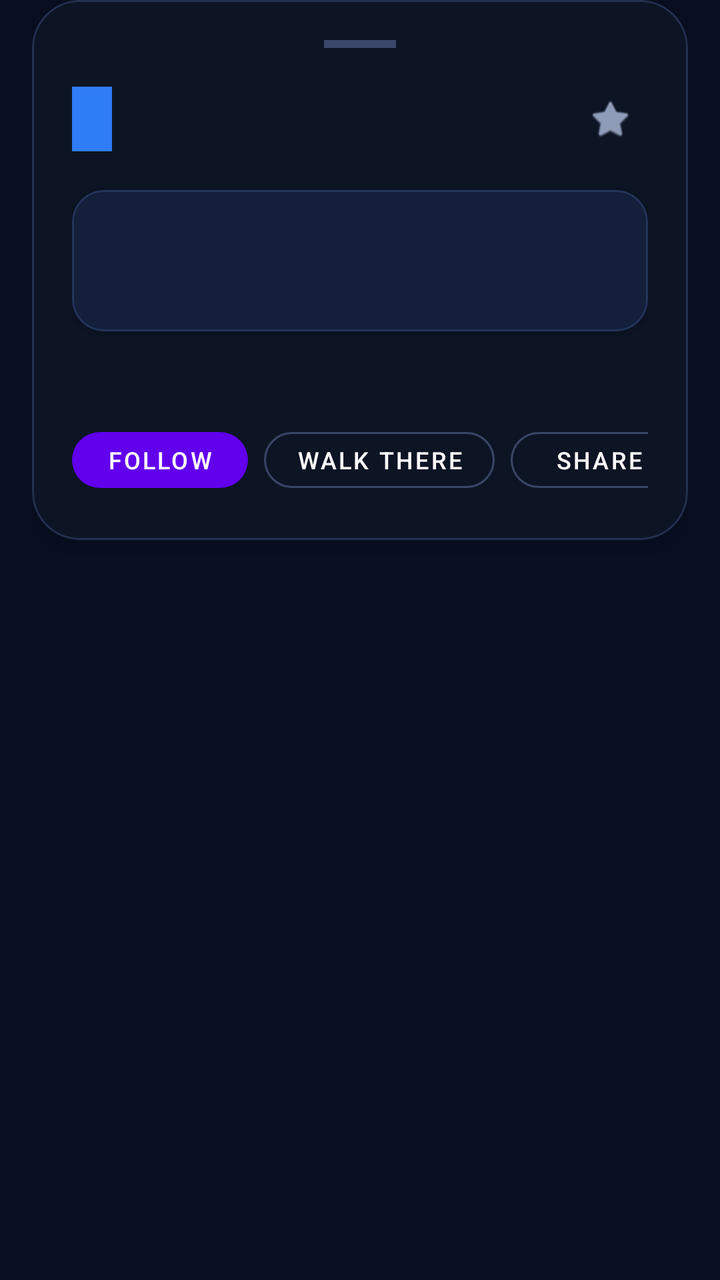
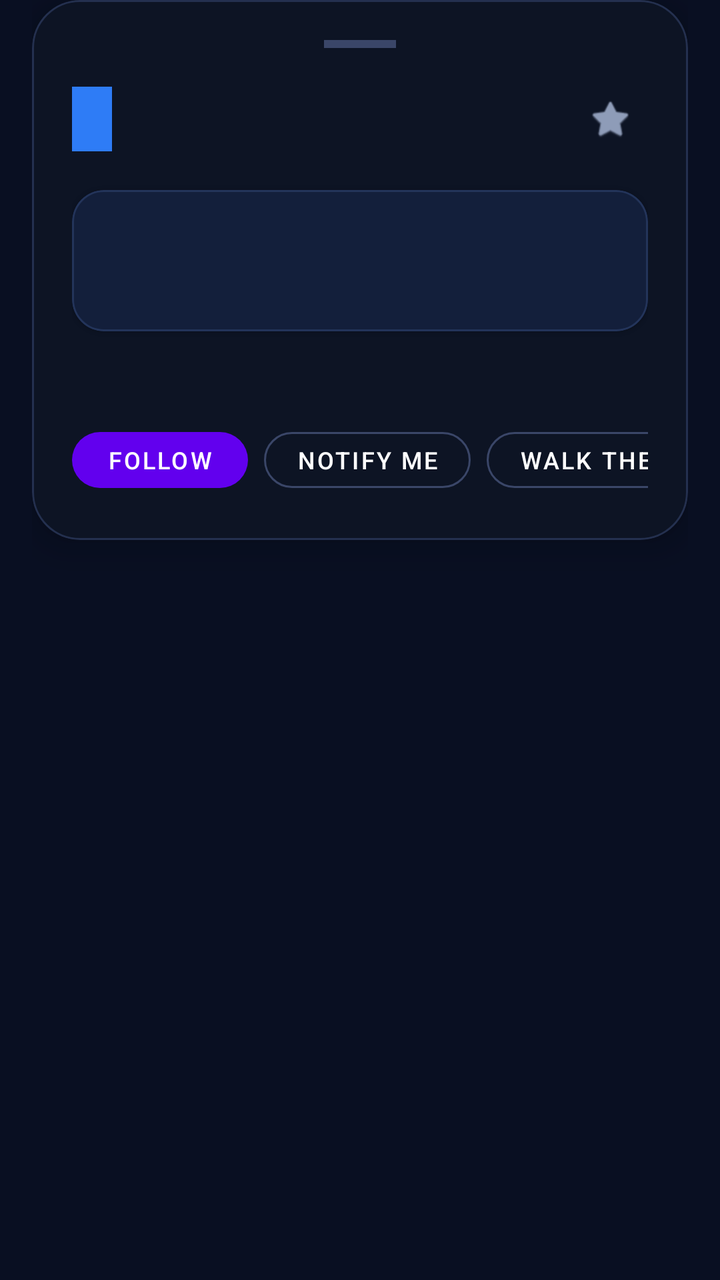

Two renders of the same Android screen: before a commit and after it. Below are the layout's source before the change and the commit's diff.
<!-- AndroidManifest.xml: application theme Theme.BusTimesLive -->
<!-- res/layout/sheet_bus_details.xml -->
<?xml version="1.0" encoding="utf-8"?>
<LinearLayout xmlns:android="http://schemas.android.com/apk/res/android"
    xmlns:app="http://schemas.android.com/apk/res-auto"
    android:layout_width="match_parent"
    android:layout_height="wrap_content"
    android:background="@android:color/transparent"
    android:orientation="vertical"
    android:paddingStart="16dp"
    android:paddingEnd="16dp"
    android:paddingBottom="24dp">

    <com.google.android.material.card.MaterialCardView
        android:layout_width="match_parent"
        android:layout_height="wrap_content"
        app:cardBackgroundColor="#0D1424"
        app:cardCornerRadius="24dp"
        app:cardElevation="10dp"
        app:strokeColor="#24304F"
        app:strokeWidth="1dp">

        <LinearLayout
            android:layout_width="match_parent"
            android:layout_height="wrap_content"
            android:orientation="vertical"
            android:padding="20dp">

            
            <View
                android:layout_width="36dp"
                android:layout_height="4dp"
                android:layout_gravity="center_horizontal"
                android:layout_marginBottom="16dp"
                android:background="#3A4668" />

            
            <LinearLayout
                android:layout_width="match_parent"
                android:layout_height="wrap_content"
                android:gravity="center_vertical"
                android:orientation="horizontal">

                <TextView
                    android:id="@+id/text_route_badge"
                    android:layout_width="wrap_content"
                    android:layout_height="wrap_content"
                    android:background="#2E7CF6"
                    android:paddingStart="10dp"
                    android:paddingTop="4dp"
                    android:paddingEnd="10dp"
                    android:paddingBottom="4dp"
                    android:textColor="#FFFFFF"
                    android:textSize="18sp"
                    android:textStyle="bold" />

                <LinearLayout
                    android:layout_width="0dp"
                    android:layout_height="wrap_content"
                    android:layout_marginStart="12dp"
                    android:layout_weight="1"
                    android:orientation="vertical">

                    <TextView
                        android:id="@+id/text_destination"
                        android:layout_width="wrap_content"
                        android:layout_height="wrap_content"
                        android:ellipsize="end"
                        android:maxLines="1"
                        android:textColor="#FFFFFF"
                        android:textSize="17sp"
                        android:textStyle="bold" />

                    <TextView
                        android:id="@+id/text_operator"
                        android:layout_width="wrap_content"
                        android:layout_height="wrap_content"
                        android:ellipsize="end"
                        android:maxLines="1"
                        android:textColor="#8E9CB8"
                        android:textSize="12sp" />
                </LinearLayout>

                <ImageView
                    android:id="@+id/btn_favorite"
                    android:layout_width="38dp"
                    android:layout_height="38dp"
                    android:background="?attr/selectableItemBackgroundBorderless"
                    android:padding="8dp"
                    android:src="@android:drawable/btn_star"
                    app:tint="#8E9CB8" />
            </LinearLayout>

            
            <com.google.android.material.card.MaterialCardView
                android:layout_width="match_parent"
                android:layout_height="wrap_content"
                android:layout_marginTop="16dp"
                app:cardBackgroundColor="#131F3B"
                app:cardCornerRadius="16dp"
                app:strokeColor="#23345A"
                app:strokeWidth="1dp">

                <LinearLayout
                    android:layout_width="match_parent"
                    android:layout_height="wrap_content"
                    android:gravity="center_vertical"
                    android:orientation="horizontal"
                    android:padding="14dp">

                    <LinearLayout
                        android:layout_width="0dp"
                        android:layout_height="wrap_content"
                        android:layout_weight="1"
                        android:orientation="vertical">

                        <TextView
                            android:id="@+id/text_eta_countdown"
                            android:layout_width="wrap_content"
                            android:layout_height="wrap_content"
                            android:textColor="#00E5FF"
                            android:textSize="18sp"
                            android:textStyle="bold" />

                        <TextView
                            android:id="@+id/text_next_stop"
                            android:layout_width="wrap_content"
                            android:layout_height="wrap_content"
                            android:layout_marginTop="2dp"
                            android:textColor="#8E9CB8"
                            android:textSize="12sp" />
                    </LinearLayout>

                    <TextView
                        android:id="@+id/text_occupancy"
                        android:layout_width="wrap_content"
                        android:layout_height="wrap_content"
                        android:paddingStart="10dp"
                        android:paddingTop="5dp"
                        android:paddingEnd="10dp"
                        android:paddingBottom="5dp"
                        android:textColor="#FFFFFF"
                        android:textSize="11sp"
                        android:textStyle="bold" />
                </LinearLayout>
            </com.google.android.material.card.MaterialCardView>

            
            <LinearLayout
                android:layout_width="match_parent"
                android:layout_height="wrap_content"
                android:layout_marginTop="12dp"
                android:orientation="horizontal"
                android:weightSum="3">

                <TextView
                    android:id="@+id/text_speed"
                    android:layout_width="0dp"
                    android:layout_height="wrap_content"
                    android:layout_weight="1"
                    android:gravity="center"
                    android:textColor="#8E9CB8"
                    android:textSize="12sp" />

                <TextView
                    android:id="@+id/text_heading"
                    android:layout_width="0dp"
                    android:layout_height="wrap_content"
                    android:layout_weight="1"
                    android:gravity="center"
                    android:textColor="#8E9CB8"
                    android:textSize="12sp" />

                <TextView
                    android:id="@+id/text_distance"
                    android:layout_width="0dp"
                    android:layout_height="wrap_content"
                    android:layout_weight="1"
                    android:gravity="center"
                    android:textColor="#8E9CB8"
                    android:textSize="12sp" />
            </LinearLayout>

            
            <HorizontalScrollView
                android:layout_width="match_parent"
                android:layout_height="wrap_content"
                android:layout_marginTop="16dp"
                android:scrollbars="none">

                <LinearLayout
                    android:layout_width="wrap_content"
                    android:layout_height="wrap_content"
                    android:orientation="horizontal">

                    <com.google.android.material.button.MaterialButton
                        android:id="@+id/btn_follow"
                        style="@style/Widget.MaterialComponents.Button.UnelevatedButton"
                        android:layout_width="wrap_content"
                        android:layout_height="40dp"
                        android:layout_marginEnd="8dp"
                        android:text="Follow"
                        android:textSize="12sp"
                        app:cornerRadius="20dp" />

                    <com.google.android.material.button.MaterialButton
                        android:id="@+id/btn_walk_ar"
                        style="@style/Widget.MaterialComponents.Button.OutlinedButton"
                        android:layout_width="wrap_content"
                        android:layout_height="40dp"
                        android:layout_marginEnd="8dp"
                        android:text="Walk there"
                        android:textColor="#FFFFFF"
                        android:textSize="12sp"
                        app:cornerRadius="20dp"
                        app:strokeColor="#3A4668" />

                    <com.google.android.material.button.MaterialButton
                        android:id="@+id/btn_share"
                        style="@style/Widget.MaterialComponents.Button.OutlinedButton"
                        android:layout_width="wrap_content"
                        android:layout_height="40dp"
                        android:text="Share"
                        android:textColor="#FFFFFF"
                        android:textSize="12sp"
                        app:cornerRadius="20dp"
                        app:strokeColor="#3A4668" />
                </LinearLayout>
            </HorizontalScrollView>
        </LinearLayout>
    </com.google.android.material.card.MaterialCardView>
</LinearLayout>
<!-- resources referenced by this layout -->
<resources>
  <style name="Theme.BusTimesLive" parent="Theme.MaterialComponents.DayNight.NoActionBar">
          <item name="android:windowBackground">@color/brand_ink</item>
          <item name="android:statusBarColor">@color/brand_ink</item>
          <item name="android:navigationBarColor">@color/brand_ink</item>
          <item name="android:colorPrimary">@color/brand_ink</item>
          <item name="android:colorAccent">@color/brand_blue</item>
      </style>
  <color name="brand_ink">#090F22</color>
  <color name="brand_blue">#2E7CF6</color>
</resources>

<!-- the commit's change to res/layout/sheet_bus_details.xml (unified diff, before → after) -->
@@ -202,6 +202,18 @@
                         app:cornerRadius="20dp" />
 
                     <com.google.android.material.button.MaterialButton
+                        android:id="@+id/btn_alert"
+                        style="@style/Widget.MaterialComponents.Button.OutlinedButton"
+                        android:layout_width="wrap_content"
+                        android:layout_height="40dp"
+                        android:layout_marginEnd="8dp"
+                        android:text="Notify me"
+                        android:textColor="#FFFFFF"
+                        android:textSize="12sp"
+                        app:cornerRadius="20dp"
+                        app:strokeColor="#3A4668" />
+
+                    <com.google.android.material.button.MaterialButton
                         android:id="@+id/btn_walk_ar"
                         style="@style/Widget.MaterialComponents.Button.OutlinedButton"
                         android:layout_width="wrap_content"
